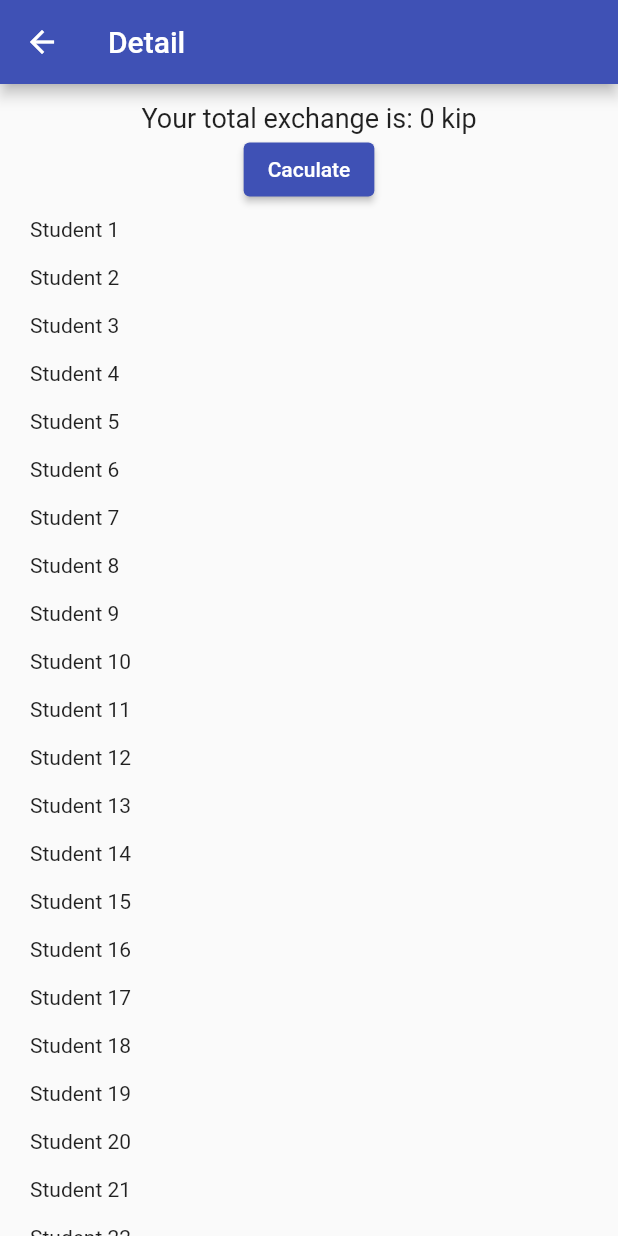
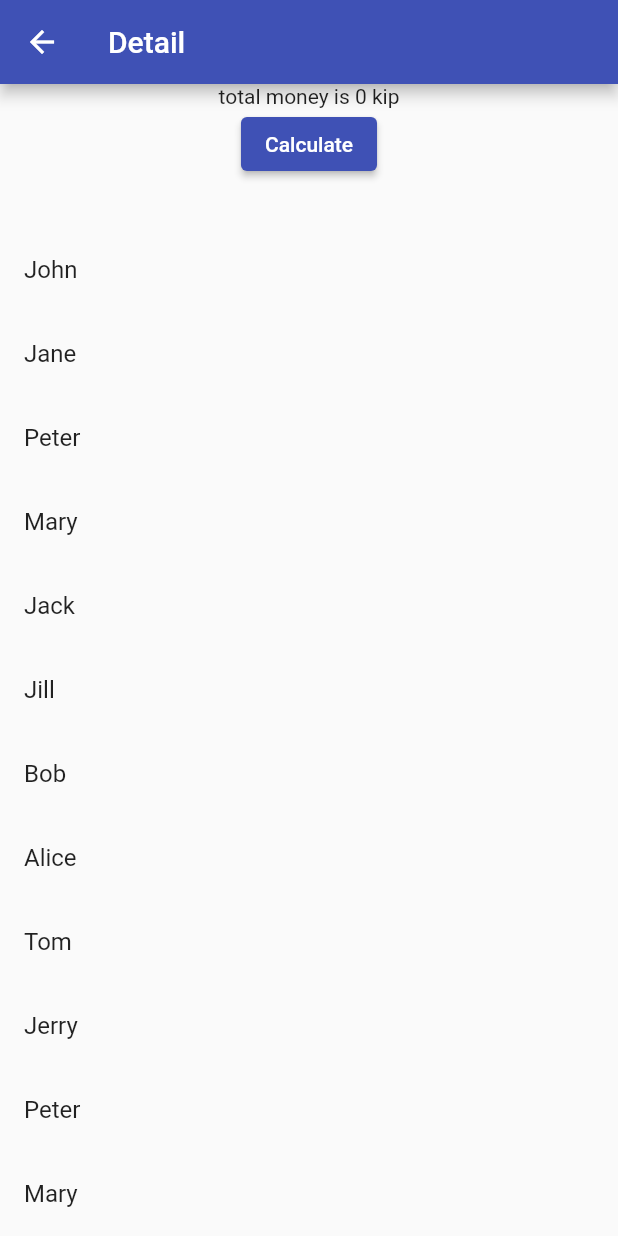
Before and after one commit to saypadith/flutter_class_ceit_2022, a Flutter app: the DetailScreen screen opened directly, on a phone screen of 412 x 824 dp. Run offline on Flutter 3.47's test engine with Material 2 defaults, Android fonts, the phone set to English and light mode, and no system bars; network calls fail.

Commit message:
add listview and statefulwidget

```diff
--- a/lib/screens/detail.dart
+++ b/lib/screens/detail.dart
@@ -8,80 +8,57 @@ class DetailScreen extends StatefulWidget {
 }
 
 class _DetailScreenState extends State<DetailScreen> {
-  final int rate = 17500;
-  final int amount = 100;
+  int rate = 17500;
+  int amount = 500;
   int total = 0;
 
-  // create student list with fullname and student id
-
-  final List students = [
-    "Student 1",
-    "Student 2",
-    "Student 3",
-    "Student 4",
-    "Student 5",
-    "Student 6",
-    "Student 7",
-    "Student 8",
-    "Student 9",
-    "Student 10",
-    "Student 11",
-    "Student 12",
-    "Student 13",
-    "Student 14",
-    "Student 15",
-    "Student 16",
-    "Student 17",
-    "Student 18",
-    "Student 19",
-    "Student 20",
-    "Student 21",
-    "Student 22",
-    "Student 23",
-    "Student 24",
-    "Student 25",
-    "Student 26",
-    "Student 27",
-    "Student 28",
-    "Student 29",
+  // create dummy student list with name
+  List<String> students = [
+    "John",
+    "Jane",
+    "Peter",
+    "Mary",
+    "Jack",
+    "Jill",
+    "Bob",
+    "Alice",
+    "Tom",
+    "Jerry",
+    "Peter",
+    "Mary",
+    "Jack",
+    "Jill",
   ];
 
   @override
   Widget build(BuildContext context) {
     return Scaffold(
-      appBar: AppBar(
-        title: const Text('Detail'),
-      ),
+      appBar: AppBar(title: Text("Detail")),
       body: SingleChildScrollView(
-        child: Padding(
-          padding: const EdgeInsets.all(12.0),
+        child: Container(
           child: Center(
               child: Column(
             children: [
-                Text(
-                  "Your total exchange is: $total kip",
-                  style: TextStyle(fontSize: 18),
-                ),
+              Text("total money is $total kip"),
               ElevatedButton(
                 onPressed: () {
                   setState(() {
                     total = rate * amount;
                   });
                 },
-                  child: Text("Caculate"),
+                child: Text("Calculate"),
               ),
+              const SizedBox(height: 32),
               ListView.builder(
                   shrinkWrap: true,
                   itemCount: students.length,
-                    itemBuilder: (context, index) {
-                      return Padding(
-                        padding: const EdgeInsets.all(8.0),
-                        child: Text(students[index]),
+                  itemBuilder: (context, inx) {
+                    return ListTile(
+                      title: Text(students[inx]),
                     );
                   })
             ],
-            ),
-          ),
+          )),
         ),
       ),
     );
```
Lines whose indentation alone changed are shown as unchanged.
